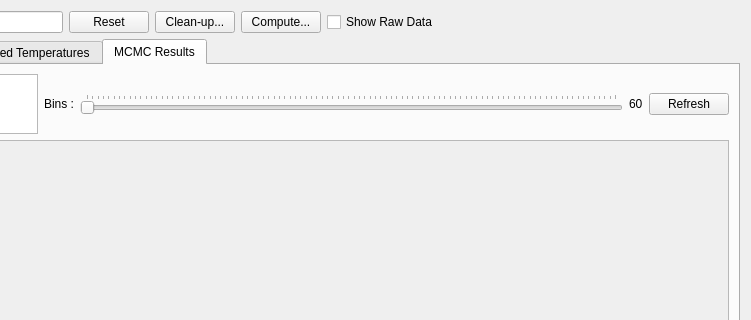
First picture: the form in molonaviz/widgetpoint.ui, repository SandraClodion/projet_molonaviz, before the edit; both pictures show x 689 to 1440 and y 0 to 320 of the 1440 by 779 pixel window.
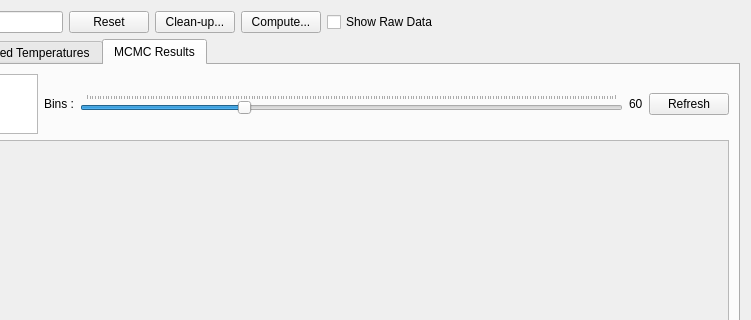
Second picture: the form after the edit. The open tabs and pages were chosen to show the change.

Commit message: correction slider

The edit to the form file:
```diff
--- a/molonaviz/widgetpoint.ui
+++ b/molonaviz/widgetpoint.ui
@@ -599,8 +599,14 @@
          </item>
          <item>
           <widget class="QSlider" name="horizontalSliderBins">
+           <property name="minimum">
+            <number>1</number>
+           </property>
+           <property name="maximum">
+            <number>200</number>
+           </property>
            <property name="value">
-            <number>0</number>
+            <number>60</number>
            </property>
            <property name="orientation">
             <enum>Qt::Horizontal</enum>
```
Left out of the diff: 22 changed lines with no effect on the pictures.
